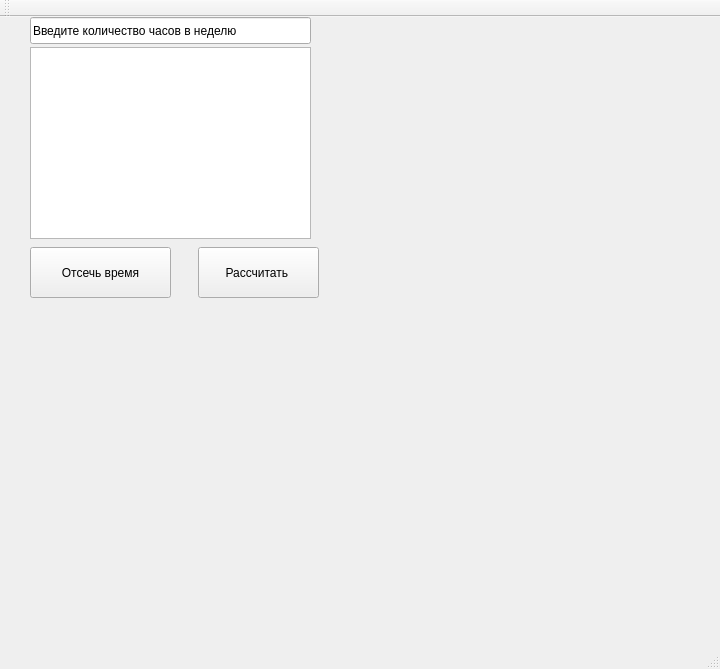
This is mainwindow.ui in LightVolk/TimeCounter as Qt 5 draws it before an edit. The edited form follows.
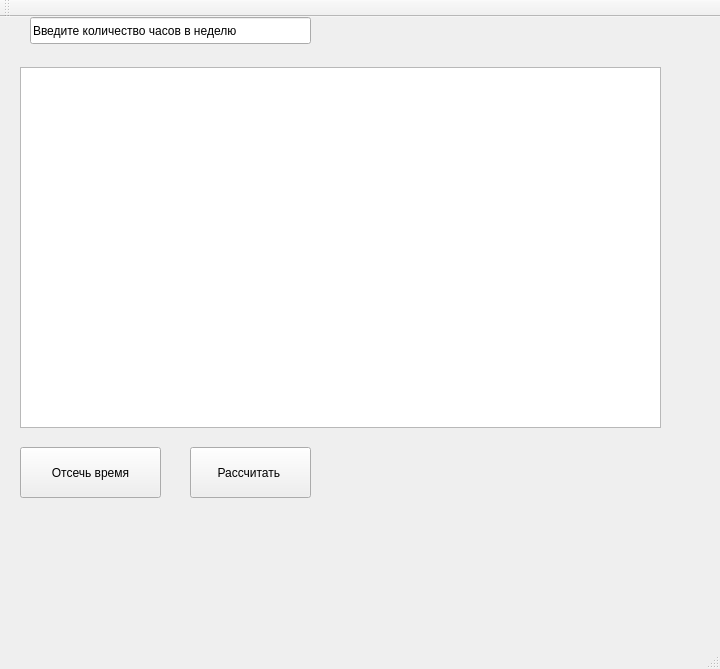
This is the edited form.

What changed in the file:
```diff
--- a/mainwindow.ui
+++ b/mainwindow.ui
@@ -17,8 +17,8 @@
    <widget class="QPushButton" name="pB_time">
     <property name="geometry">
      <rect>
-      <x>30</x>
-      <y>230</y>
+      <x>20</x>
+      <y>430</y>
       <width>141</width>
       <height>51</height>
      </rect>
@@ -43,8 +43,8 @@
    <widget class="QPushButton" name="pB_getTimeTime">
     <property name="geometry">
      <rect>
-      <x>198</x>
-      <y>230</y>
+      <x>190</x>
+      <y>430</y>
       <width>121</width>
       <height>51</height>
      </rect>
@@ -56,10 +56,10 @@
    <widget class="QTableView" name="tableView">
     <property name="geometry">
      <rect>
-      <x>30</x>
-      <y>30</y>
-      <width>281</width>
-      <height>192</height>
+      <x>20</x>
+      <y>50</y>
+      <width>641</width>
+      <height>361</height>
      </rect>
     </property>
    </widget>
```
